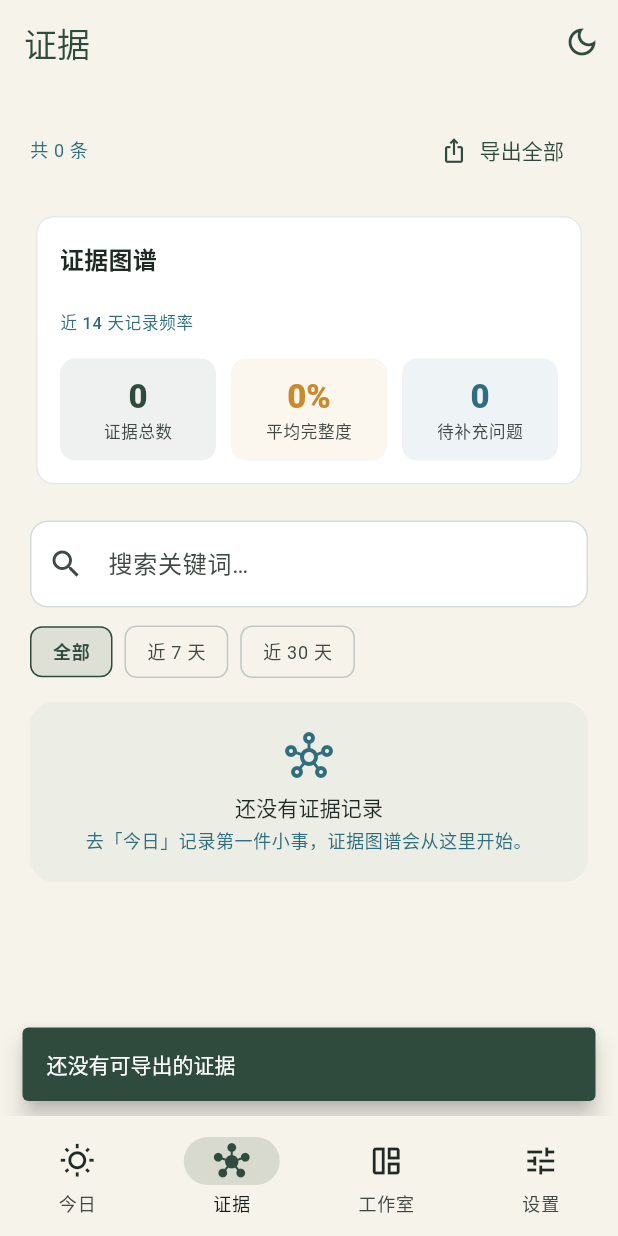
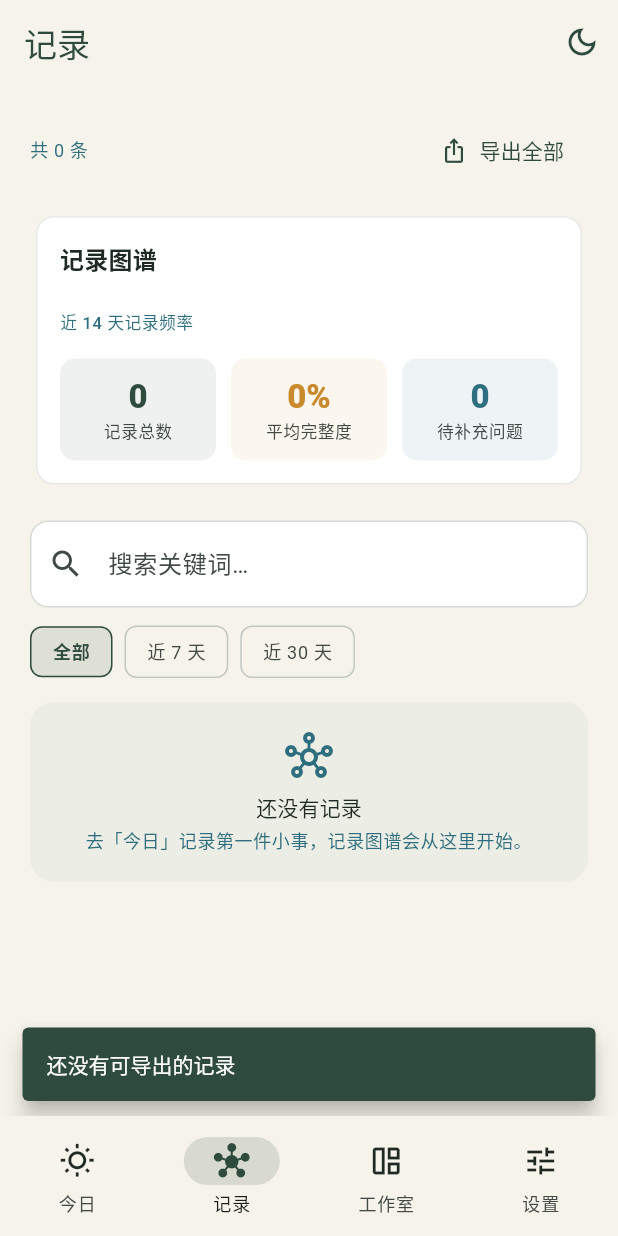
Before and after one commit to greatleo31/daily-asking, a Flutter app: the screen it shows after launch, item 2 of the bottom bar chosen, after a tap on "导出全部", on a phone screen of 412 x 824 dp. Run offline on Flutter 3.47's test engine with Material 3 defaults, Android fonts, the phone set to English and light mode, and no system bars; our stand-ins replace flutter_secure_storage, shared_preferences; network calls fail.

Commit message:
feat(ui): record copy and list polish
证据→记录, today placeholder/沉淀行, pending list cards, list completeness circle. OpenSpec archive ui-record-copy-and-list-polish.

```diff
--- a/lib/app/app_state.dart
+++ b/lib/app/app_state.dart
@@ -187,7 +187,7 @@ class AppState extends ChangeNotifier {
     if (gaps.isNotEmpty) {
       return '还有 ${gaps.length} 个待补充问题';
     }
-    return '今天已沉淀 ${_todayEntries.length} 条证据';
+    return '今天已沉淀 ${_todayEntries.length} 条记录';
   }
 
   Map<String, List<EvidenceQuestion>> _openByEntry = {};
--- a/lib/app/shell.dart
+++ b/lib/app/shell.dart
@@ -22,7 +22,7 @@ class AppShell extends StatefulWidget {
 class _AppShellState extends State<AppShell> with WidgetsBindingObserver {
   int _index = 0;
 
-  static const _titles = ['今日', '证据', '工作室', '设置'];
+  static const _titles = ['今日', '记录', '工作室', '设置'];
 
   @override
   void initState() {
@@ -57,9 +57,13 @@ class _AppShellState extends State<AppShell> with WidgetsBindingObserver {
         } else if (await state.updateService.isAutoUpdateEnabled()) {
           final ok = await state.updateService.downloadAndInstall(info);
           if (!mounted) return;
-          ScaffoldMessenger.of(context).showSnackBar(SnackBar(
-              content:
-                  Text(ok ? '发现新版本 ${info.versionName}，已开始自动下载' : '更新下载失败，请重试')));
+          ScaffoldMessenger.of(context).showSnackBar(
+            SnackBar(
+              content: Text(
+                ok ? '发现新版本 ${info.versionName}，已开始自动下载' : '更新下载失败，请重试',
+              ),
+            ),
+          );
         }
       default:
         break; // NoUpdate / 失败：启动检查静默。
@@ -77,19 +81,16 @@ class _AppShellState extends State<AppShell> with WidgetsBindingObserver {
           title: Text('需要更新到 ${info.versionName}'),
           content: SingleChildScrollView(
             child: Text(
-              info.changelog.isNotEmpty
-                  ? info.changelog
-                  : '当前版本需要更新后才能继续使用。',
+              info.changelog.isNotEmpty ? info.changelog : '当前版本需要更新后才能继续使用。',
               style: Theme.of(ctx).textTheme.bodyMedium,
             ),
           ),
           actions: [
             FilledButton(
               onPressed: () async {
-                await context
-                    .read<AppState>()
-                    .updateService
-                    .downloadAndInstall(info);
+                await context.read<AppState>().updateService.downloadAndInstall(
+                  info,
+                );
               },
               child: const Text('立即更新'),
             ),
@@ -103,7 +104,8 @@ class _AppShellState extends State<AppShell> with WidgetsBindingObserver {
     final state = context.read<AppState>();
     final dark = Theme.of(context).brightness == Brightness.dark;
     await state.setTheme(
-        dark ? ThemeModePreference.light : ThemeModePreference.dark);
+      dark ? ThemeModePreference.light : ThemeModePreference.dark,
+    );
   }
 
   @override
@@ -120,7 +122,8 @@ class _AppShellState extends State<AppShell> with WidgetsBindingObserver {
           IconButton(
             tooltip: dark ? '切换亮色' : '切换深色',
             icon: Icon(
-                dark ? Icons.light_mode_outlined : Icons.dark_mode_outlined),
+              dark ? Icons.light_mode_outlined : Icons.dark_mode_outlined,
+            ),
             onPressed: _toggleTheme,
           ),
         ],
@@ -150,7 +153,7 @@ class _AppShellState extends State<AppShell> with WidgetsBindingObserver {
           NavigationDestination(
             icon: Icon(Icons.hub_outlined, color: labelColor),
             selectedIcon: Icon(Icons.hub, color: style.primary),
-            label: '证据',
+            label: '记录',
           ),
           NavigationDestination(
             icon: Icon(Icons.auto_awesome_mosaic_outlined, color: labelColor),
--- a/lib/evidence/evidence_graph.dart
+++ b/lib/evidence/evidence_graph.dart
@@ -21,7 +21,7 @@ class EvidenceGraph extends StatelessWidget {
         child: Column(
           crossAxisAlignment: CrossAxisAlignment.start,
           children: [
-            Text('证据图谱',
+            Text('记录图谱',
                 style: theme.textTheme.titleMedium
                     ?.copyWith(fontWeight: FontWeight.w700)),
             const SizedBox(height: 16),
@@ -32,7 +32,7 @@ class EvidenceGraph extends StatelessWidget {
                 _Metric(
                   color: theme.colorScheme.primary,
                   value: '${metrics.totalEntries}',
-                  label: '证据总数',
+                  label: '记录总数',
                 ),
                 const SizedBox(width: 10),
                 _Metric(
--- a/lib/journal/today_page.dart
+++ b/lib/journal/today_page.dart
@@ -151,7 +151,7 @@ class _TodayPageState extends State<TodayPage> {
                   minLines: 2,
                   textInputAction: TextInputAction.newline,
                   decoration: const InputDecoration(
-                    hintText: '例如：给新入职的同事做了 SQL 培训，帮他跑通了周报脚本',
+                    hintText: '请输入精简概括',
                   ),
                 ),
                 const SizedBox(height: 12),
@@ -580,7 +580,6 @@ class _TodayOverview extends StatelessWidget {
     final theme = Theme.of(context);
     final list = context.select((AppState s) => s.todayEntries);
     final count = context.select((AppState s) => s.todayCount);
-    final lastFeedback = context.select((AppState s) => s.lastFeedbackLabel);
     if (list.isEmpty) {
       return Container(
         padding: const EdgeInsets.all(16),
@@ -593,11 +592,11 @@ class _TodayOverview extends StatelessWidget {
           children: [
             Icon(Icons.wb_twilight, color: theme.colorScheme.secondary),
             const SizedBox(height: 8),
-            Text('今天还没有沉淀证据',
+            Text('今天还没有沉淀记录',
                 style: theme.textTheme.titleSmall
                     ?.copyWith(fontWeight: FontWeight.w600)),
             const SizedBox(height: 4),
-            Text('在上面记下第一件小事，你的证据图谱会从这里长出来。',
+            Text('在上面记下第一件小事，你的记录图谱会从这里长出来。',
                 style: theme.textTheme.bodySmall
                     ?.copyWith(color: theme.colorScheme.secondary)),
           ],
@@ -607,66 +606,14 @@ class _TodayOverview extends StatelessWidget {
     return Column(
       crossAxisAlignment: CrossAxisAlignment.start,
       children: [
-        Text('今日已沉淀',
-            style: theme.textTheme.titleMedium
-                ?.copyWith(fontWeight: FontWeight.w700)),
-        const SizedBox(height: 12),
-        Row(
-          children: [
-            _StatCard(
-              value: '$count',
-              label: '条证据',
-              color: theme.colorScheme.primary,
-            ),
-            const SizedBox(width: 12),
-            Expanded(
-              child: Container(
-                padding: const EdgeInsets.all(14),
-                decoration: BoxDecoration(
-                  color: theme.colorScheme.surfaceContainerHighest.withValues(alpha: 0.4),
-                  borderRadius: BorderRadius.circular(12),
-                ),
-                child: Text(
-                  lastFeedback ?? '',
-                  style: theme.textTheme.bodySmall,
-                ),
-              ),
-            ),
-          ],
+        Text(
+          '今日已沉淀 $count 条记录',
+          style: theme.textTheme.titleMedium
+              ?.copyWith(fontWeight: FontWeight.w700),
         ),
         const SizedBox(height: 12),
         ...list.take(5).map((e) => _TodayEntryTile(entry: e)),
       ],
-    );
-  }
-}
-
-class _StatCard extends StatelessWidget {
-  const _StatCard(
-      {required this.value, required this.label, required this.color});
-  final String value;
-  final String label;
-  final Color color;
-
-  @override
-  Widget build(BuildContext context) {
-    final theme = Theme.of(context);
-    return Container(
-      width: 96,
-      padding: const EdgeInsets.all(14),
-      decoration: BoxDecoration(
-        color: color.withValues(alpha: 0.08),
-        borderRadius: BorderRadius.circular(12),
-      ),
-      child: Column(
-        crossAxisAlignment: CrossAxisAlignment.start,
-        children: [
-          Text(value,
-              style: theme.textTheme.headlineSmall
-                  ?.copyWith(color: color, fontWeight: FontWeight.w800)),
-          Text(label, style: theme.textTheme.labelSmall),
-        ],
-      ),
     );
   }
 }
@@ -678,26 +625,30 @@ class _TodayEntryTile extends StatelessWidget {
   @override
   Widget build(BuildContext context) {
     final theme = Theme.of(context);
+    final percent = entry.completenessPercent();
     return Card(
       margin: const EdgeInsets.only(bottom: 8),
       child: ListTile(
         contentPadding: const EdgeInsets.symmetric(horizontal: 14, vertical: 4),
         leading: CircleAvatar(
-          radius: 14,
+          radius: 24,
           backgroundColor: theme.colorScheme.primary.withValues(alpha: 0.12),
-          child: Text(
-            '${entry.completenessPercent()}%',
-            style: theme.textTheme.labelSmall
-                ?.copyWith(color: theme.colorScheme.primary),
+          child: Padding(
+            padding: const EdgeInsets.all(6),
+            child: FittedBox(
+              fit: BoxFit.scaleDown,
+              child: Text(
+                '$percent%',
+                style: theme.textTheme.labelMedium?.copyWith(
+                  color: theme.colorScheme.primary,
+                  fontWeight: FontWeight.w600,
+                ),
+              ),
+            ),
           ),
         ),
         title: Text(entry.task,
             maxLines: 2, overflow: TextOverflow.ellipsis),
-        subtitle: Text(
-          '完整度 ${entry.completenessPercent()}%',
-          style: theme.textTheme.bodySmall
-              ?.copyWith(color: theme.colorScheme.secondary),
-        ),
         trailing: Icon(Icons.chevron_right,
             color: theme.colorScheme.secondary),
         onTap: () => Navigator.of(context).push(
--- a/lib/settings/settings_page.dart
+++ b/lib/settings/settings_page.dart
@@ -95,7 +95,7 @@ class _SettingsPageState extends State<SettingsPage> {
                       color: Color(0xFFB8452F)),
                   title: const Text('重置伙伴成长'),
                   subtitle: Text(
-                    '清空名称、累计成长日与节点状态；不删除任何证据记录',
+                    '清空名称、累计成长日与节点状态；不删除任何记录',
                     style: theme.textTheme.bodySmall
                         ?.copyWith(color: theme.colorScheme.secondary),
                   ),
@@ -177,14 +177,14 @@ class _SettingsPageState extends State<SettingsPage> {
               leading:
                   Icon(Icons.info_outline, color: theme.colorScheme.secondary),
               title: const Text('关于'),
-              subtitle: Text('版本 v$kAppVersionName · 晨昏证据图谱'),
+              subtitle: Text('版本 v$kAppVersionName · 留痕'),
               initiallyExpanded: true,
               childrenPadding: const EdgeInsets.fromLTRB(16, 0, 16, 16),
               children: [
                 ListTile(
                   contentPadding: EdgeInsets.zero,
                   leading: const Icon(Icons.fingerprint),
-                  title: const Text('关于晨昏证据图谱'),
+                  title: const Text('关于留痕'),
                   trailing: const Icon(Icons.chevron_right),
                   onTap: () => Navigator.of(context).push(
                     MaterialPageRoute(builder: (_) => const AboutPage()),
@@ -219,7 +219,7 @@ class _SettingsPageState extends State<SettingsPage> {
       context: context,
       builder: (ctx) => AlertDialog(
         title: const Text('重置伙伴成长？'),
-        content: const Text('将清空伙伴名称、累计成长日与节点状态。\n\n已有证据记录不会被删除，且不受任何影响。'),
+        content: const Text('将清空伙伴名称、累计成长日与节点状态。\n\n已有记录不会被删除，且不受任何影响。'),
         actions: [
           TextButton(
             onPressed: () => Navigator.pop(ctx, false),
@@ -239,7 +239,7 @@ class _SettingsPageState extends State<SettingsPage> {
     await state.resetCompanion();
     if (!mounted) return;
     ScaffoldMessenger.of(context).showSnackBar(
-      const SnackBar(content: Text('伙伴已重置，证据记录保持不变')),
+      const SnackBar(content: Text('伙伴已重置，记录保持不变')),
     );
   }
 }
@@ -318,7 +318,7 @@ class _AiConfigPageState extends State<AiConfigPage> {
       body: ListView(
         padding: const EdgeInsets.all(20),
         children: [
-          Text('仅用于把选中的证据整理成简历 / 周报 / 面试卡。Key 只保存在本机，页面不回显。',
+          Text('仅用于把选中的记录整理成简历 / 周报 / 面试卡。Key 只保存在本机，页面不回显。',
               style: theme.textTheme.bodySmall
                   ?.copyWith(color: theme.colorScheme.secondary)),
           const SizedBox(height: 16),
@@ -358,7 +358,7 @@ class _AiConfigPageState extends State<AiConfigPage> {
               style: theme.textTheme.titleSmall
                   ?.copyWith(fontWeight: FontWeight.w700)),
           const SizedBox(height: 8),
-          Text('· 仅当你在「工作室」开启 AI 并选择证据后，才会发起真实调用。',
+          Text('· 仅当你在「工作室」开启 AI 并选择记录后，才会发起真实调用。',
               style: theme.textTheme.bodySmall),
           const SizedBox(height: 4),
           Text('· 每次调用前都会展示出站披露，确认后才发送。',
```
Also changed, not shown: lib/evidence/evidence_detail_page.dart (+42 -21 lines), lib/evidence/evidence_page.dart (+29 -19 lines), openspec/changes/archive/2026-09-03-ui-record-copy-and-list-polish/.openspec.yaml (added), 5 other files.
